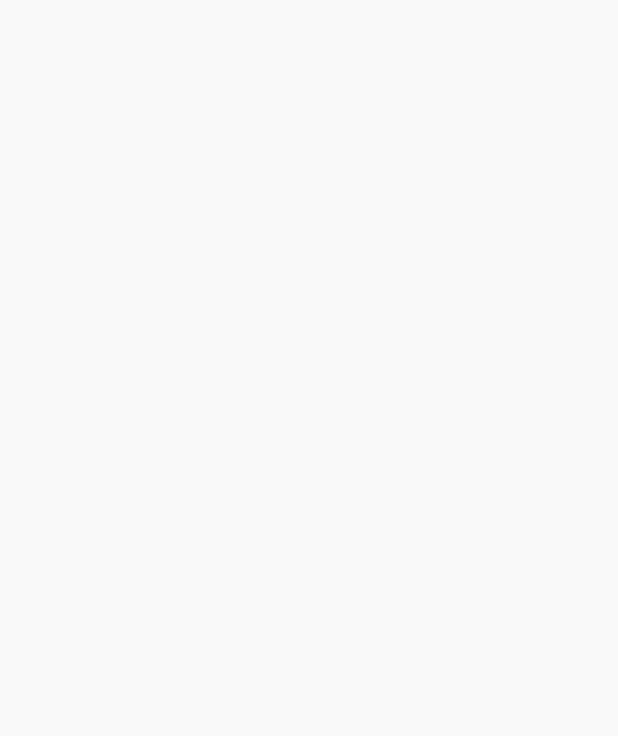
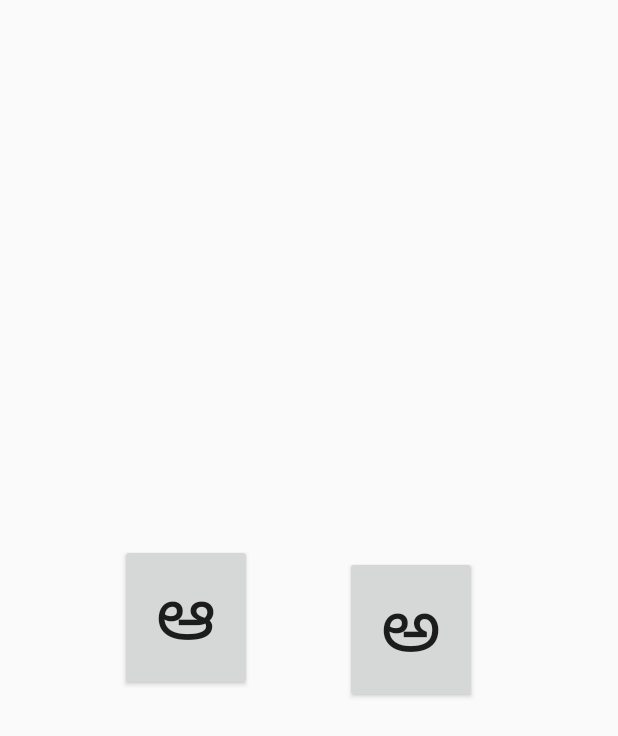
Before and after one commit to AnuragPamuru/TeluguApp, an Android app: the LessonActivity screen opened directly, with no data from a screen before it, on a phone screen of 412 x 824 dp. Before the commit the part shown is empty. Shown: the top 736 px of the screen. Run offline under Robolectric (Android 15) with nearby library versions, the phone set to English and light mode, and no system bars.

Commit message:
FIRST LESSON

```diff
--- a/app/src/main/java/com/example/teluguapp/LessonActivity.kt
+++ b/app/src/main/java/com/example/teluguapp/LessonActivity.kt
@@ -3,6 +3,7 @@ package com.example.teluguapp
 import androidx.appcompat.app.AppCompatActivity
 import android.os.Bundle
 import android.media.MediaPlayer
+import android.view.View
 import android.widget.Button
 
 
@@ -17,4 +18,8 @@ class LessonActivity : AppCompatActivity() {
         setContentView(R.layout.activity_lesson)
     }
 
+    fun playSound(v : View){
+        val mediaPlayer = MediaPlayer.create(this, R.raw.a);
+        mediaPlayer.start()
+    }
 }
--- a/app/src/main/java/com/example/teluguapp/MainActivity.kt
+++ b/app/src/main/java/com/example/teluguapp/MainActivity.kt
@@ -13,6 +13,7 @@ import android.widget.FrameLayout
 import androidx.core.app.NotificationCompat
 import androidx.core.app.NotificationManagerCompat
 import androidx.fragment.app.Fragment
+import androidx.fragment.app.FragmentManager
 import com.google.android.material.bottomnavigation.BottomNavigationView
 
 class MainActivity : AppCompatActivity() {
--- a/app/src/main/res/drawable/round_buttons.xml
+++ b/app/src/main/res/drawable/round_buttons.xml
@@ -4,7 +4,7 @@
         <shape android:shape="oval">
             <stroke android:color="@color/colorPrimary" android:width="5dp" />
             <solid android:color="@color/colorAccent"/>
-            <size android:width="145dp" android:height="145dp"/>
+            <size android:width="160dp" android:height="160dp"/>
         </shape>
     </item>
 </selector>
--- a/app/src/main/res/layout/activity_lesson.xml
+++ b/app/src/main/res/layout/activity_lesson.xml
@@ -1,9 +1,33 @@
 <?xml version="1.0" encoding="utf-8"?>
 <androidx.constraintlayout.widget.ConstraintLayout
         xmlns:android="http://schemas.android.com/apk/res/android"
-        xmlns:tools="http://schemas.android.com/tools"
-        xmlns:app="http://schemas.android.com/apk/res-auto"
+        xmlns:app="http://schemas.android.com/apk/res-auto" xmlns:tools="http://schemas.android.com/tools"
         android:layout_width="match_parent"
         android:layout_height="match_parent"
         tools:context=".LessonActivity" android:id="@+id/activity_lesson">
+    <Button
+            android:text="@string/vowela"
+            android:layout_width="wrap_content"
+            android:gravity="center_horizontal"
+            android:layout_height="wrap_content"
+            android:textSize="50sp"
+            android:onClick="playSound"
+            android:id="@+id/a" app:layout_constraintEnd_toEndOf="parent"
+            android:layout_marginBottom="116dp" app:layout_constraintBottom_toBottomOf="parent"
+            android:layout_marginTop="8dp" app:layout_constraintTop_toTopOf="parent"
+            app:layout_constraintVertical_bias="0.602" app:layout_constraintStart_toEndOf="@+id/aa"
+            android:layout_marginStart="8dp" android:layout_marginLeft="8dp"
+            app:layout_constraintHorizontal_bias="0.367"/>
+    <Button
+            android:text="@string/vowelaa"
+            android:layout_width="wrap_content"
+            android:gravity="center_horizontal"
+            android:layout_height="wrap_content"
+            android:textSize="50sp"
+            android:onClick="playSound"
+            android:id="@+id/aa"
+            app:layout_constraintStart_toStartOf="parent"
+            android:layout_marginLeft="80dp" android:layout_marginStart="80dp" app:layout_constraintTop_toTopOf="parent"
+            android:layout_marginBottom="8dp"
+            app:layout_constraintBottom_toBottomOf="parent" app:layout_constraintVertical_bias="0.505"/>
 </androidx.constraintlayout.widget.ConstraintLayout>
--- a/app/src/main/res/values/strings.xml
+++ b/app/src/main/res/values/strings.xml
@@ -32,5 +32,6 @@
     <string name="title_activity_search">Search</string>
 
     <!-- TODO: Remove or change this placeholder text -->
-    <string name="hello_blank_fragment">Hello blank fragment</string>
+    <string name="vowela">అ</string>
+    <string name="vowelaa">ఆ</string>
 </resources>
```
Also changed, not shown: app/src/main/AndroidManifest.xml (+7 -2 lines).
